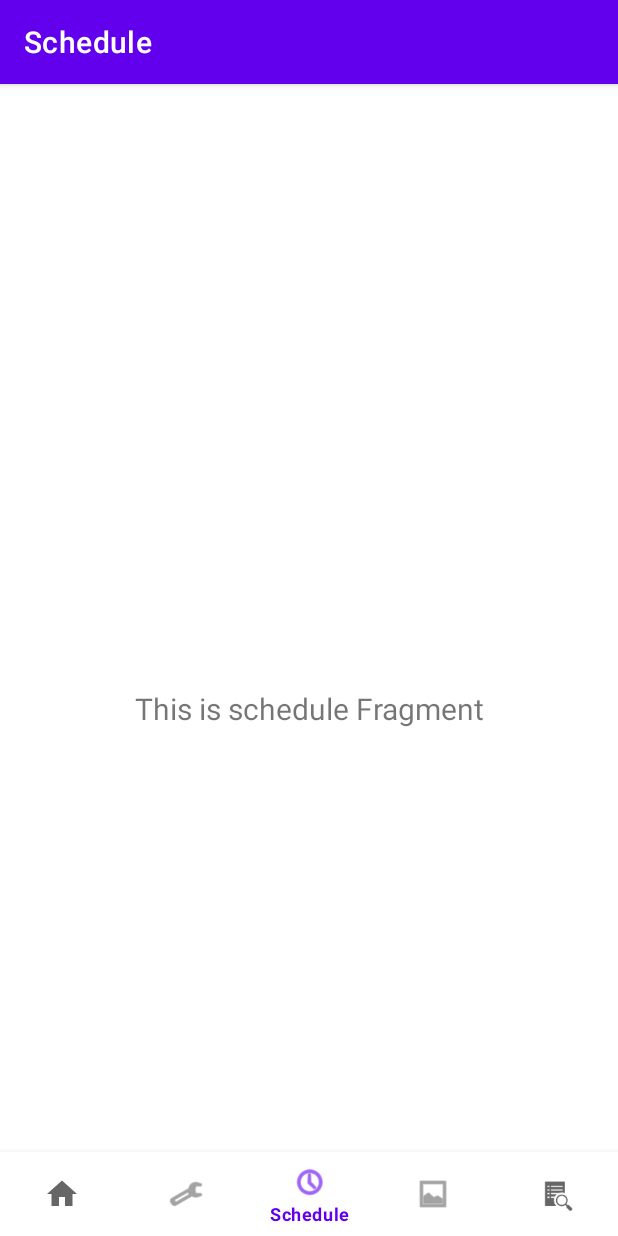
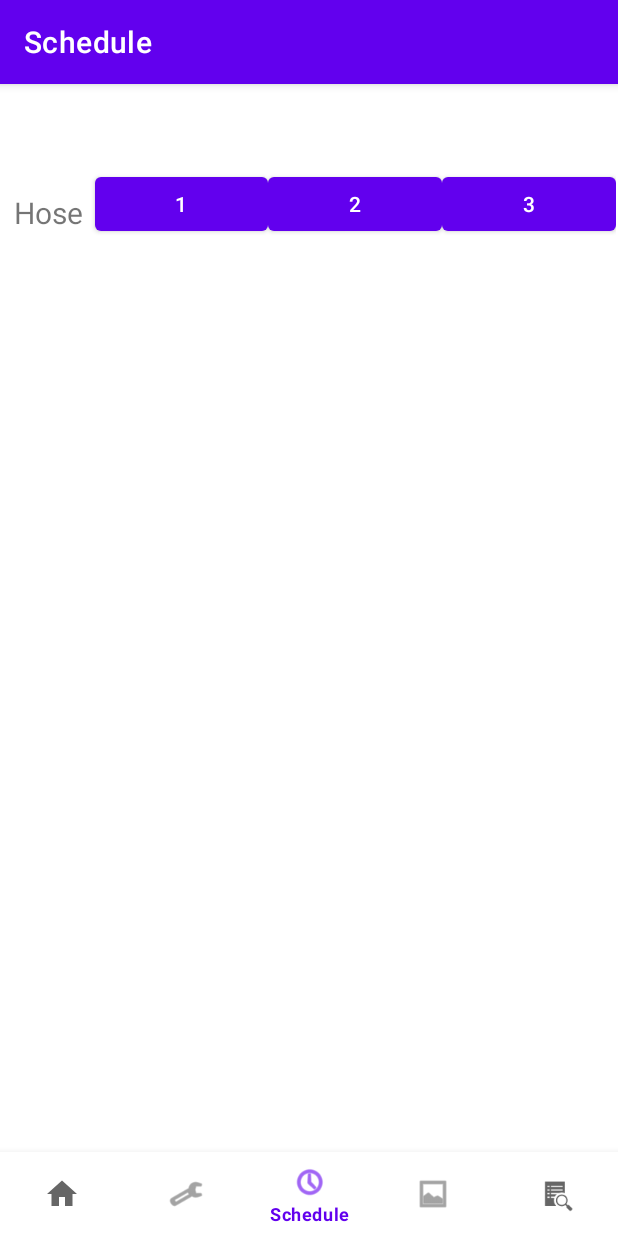
Before and after one commit to heriique/WaterPlants4, an Android app: the ScheduleFragment screen opened through its navigation route, on a phone screen of 412 x 824 dp. Run offline under Robolectric (Android 15) with nearby library versions, the phone set to English and light mode, and no system bars; our stand-ins replace navigation-ui.

Commit message:
Started making ScheduleFragment.kt

```diff
--- a/app/src/main/java/com/example/waterplants/ui/home/HomeFragment.kt
+++ b/app/src/main/java/com/example/waterplants/ui/home/HomeFragment.kt
@@ -35,7 +35,7 @@ class HomeFragment : Fragment() {
         buttonConnect.setOnClickListener { homeViewModel.connect() }
 
         // Image
-        val imageView: ImageView = binding.imageView
+        val imageView: ImageView = binding.imageGrid
         homeViewModel.isConnected.observe(viewLifecycleOwner) {
             if (it == false) {
                 imageView.setImageResource(R.drawable.baseline_bluetooth_disabled_24)
--- a/app/src/main/java/com/example/waterplants/ui/schedule/ScheduleFragment.kt
+++ b/app/src/main/java/com/example/waterplants/ui/schedule/ScheduleFragment.kt
@@ -1,9 +1,11 @@
 package com.example.waterplants.ui.schedule
 
+import android.graphics.Color
 import android.os.Bundle
 import android.view.LayoutInflater
 import android.view.View
 import android.view.ViewGroup
+import android.widget.Button
 import android.widget.TextView
 import androidx.fragment.app.Fragment
 import androidx.lifecycle.ViewModelProvider
@@ -28,9 +30,22 @@ class ScheduleFragment : Fragment() {
         _binding = FragmentScheduleBinding.inflate(inflater, container, false)
         val root: View = binding.root
 
-        val textView: TextView = binding.textSchedule
-        scheduleViewModel.text.observe(viewLifecycleOwner) {
-            textView.text = it
+        val buttonHose = arrayListOf<Button>()
+        buttonHose.add(binding.buttonHose1)
+        buttonHose.add(binding.buttonHose2)
+        buttonHose.add(binding.buttonHose3)
+        for (i in 0..2) {
+            buttonHose[i].setOnClickListener {
+                if (scheduleViewModel.selectedHose.value != i) {
+                    scheduleViewModel.selectedHose.value = i
+                    for (j in 0..2) {
+                        if (i == j)
+                            buttonHose[j].setBackgroundColor(Color.GREEN)
+                        else
+                            buttonHose[j].setBackgroundColor(Color.BLUE)
+                    }
+                }
+            }
         }
         return root
     }
--- a/app/src/main/java/com/example/waterplants/ui/schedule/ScheduleViewModel.kt
+++ b/app/src/main/java/com/example/waterplants/ui/schedule/ScheduleViewModel.kt
@@ -10,4 +10,6 @@ class ScheduleViewModel : ViewModel() {
         value = "This is schedule Fragment"
     }
     val text: LiveData<String> = _text
+
+    val selectedHose = MutableLiveData<Int>().apply { value = -1 }
 }
--- a/app/src/main/java/com/example/waterplants/ui/system/SystemFragment.kt
+++ b/app/src/main/java/com/example/waterplants/ui/system/SystemFragment.kt
@@ -169,7 +169,7 @@ class SystemFragment : Fragment() {
         }
 
         // Image
-        val imageView: ImageView = binding.imageView
+        val imageView: ImageView = binding.imageGrid
         systemViewModel.isConnected.observe(viewLifecycleOwner) {
             if (it == false)
                 imageView.setImageResource(R.drawable.baseline_bluetooth_disabled_24)
--- a/app/src/main/res/layout/fragment_home.xml
+++ b/app/src/main/res/layout/fragment_home.xml
@@ -25,7 +25,7 @@
             android:text="@string/connection_status" />
 
         <ImageView
-            android:id="@+id/imageView"
+            android:id="@+id/image_grid"
             android:layout_width="wrap_content"
             android:layout_height="wrap_content"
             android:layout_weight="1"
--- a/app/src/main/res/layout/fragment_schedule.xml
+++ b/app/src/main/res/layout/fragment_schedule.xml
@@ -6,17 +6,55 @@
     android:layout_height="match_parent"
     tools:context=".ui.schedule.ScheduleFragment">
 
-    <TextView
-        android:id="@+id/text_schedule"
+    <LinearLayout
+        android:id="@+id/linearLayout"
+        android:layout_width="409dp"
+        android:layout_height="50dp"
+        android:orientation="horizontal"
+        app:layout_constraintEnd_toEndOf="parent"
+        app:layout_constraintStart_toStartOf="parent"
+        app:layout_constraintTop_toTopOf="parent">
+
+        <TextView
+            android:id="@+id/text_schedule_hose"
+            android:layout_width="wrap_content"
+            android:layout_height="wrap_content"
+            android:layout_marginStart="8dp"
+            android:layout_marginTop="8dp"
+            android:layout_marginEnd="8dp"
+            android:text="@string/system_hose"
+            android:textAlignment="center"
+            android:textSize="20sp" />
+
+        <Button
+            android:id="@+id/button_hose1"
+            android:layout_width="wrap_content"
+            android:layout_height="wrap_content"
+            android:layout_weight="1"
+            android:text="@string/_1" />
+
+        <Button
+            android:id="@+id/button_hose2"
+            android:layout_width="wrap_content"
+            android:layout_height="wrap_content"
+            android:layout_weight="1"
+            android:text="@string/_2" />
+
+        <Button
+            android:id="@+id/button_hose3"
+            android:layout_width="wrap_content"
+            android:layout_height="wrap_content"
+            android:layout_weight="1"
+            android:text="@string/_3" />
+    </LinearLayout>
+
+    <GridView
+        android:id="@+id/gridView"
         android:layout_width="match_parent"
         android:layout_height="wrap_content"
-        android:layout_marginStart="8dp"
-        android:layout_marginTop="8dp"
-        android:layout_marginEnd="8dp"
-        android:textAlignment="center"
-        android:textSize="20sp"
+        android:numColumns="2"
         app:layout_constraintBottom_toBottomOf="parent"
         app:layout_constraintEnd_toEndOf="parent"
         app:layout_constraintStart_toStartOf="parent"
-        app:layout_constraintTop_toTopOf="parent" />
+        app:layout_constraintTop_toBottomOf="@+id/linearLayout" />
 </androidx.constraintlayout.widget.ConstraintLayout>
--- a/app/src/main/res/values/colors.xml
+++ b/app/src/main/res/values/colors.xml
@@ -7,4 +7,8 @@
     <color name="teal_700">#FF018786</color>
     <color name="black">#FF000000</color>
     <color name="white">#FFFFFFFF</color>
+    <color name="light_blue_400">#FF29B6F6</color>
+    <color name="light_blue_600">#FF039BE5</color>
+    <color name="gray_400">#FFBDBDBD</color>
+    <color name="gray_600">#FF757575</color>
 </resources>
--- a/app/src/main/res/values/strings.xml
+++ b/app/src/main/res/values/strings.xml
@@ -21,4 +21,8 @@
     <string name="system_hours">hours</string>
     <string name="connection_status">Connection status:</string>
     <string name="home_disconnect">Disconnect</string>
+    <string name="_1">1</string>
+    <string name="_2">2</string>
+    <string name="_3">3</string>
+    <string name="grid_plant_image">Plant image</string>
 </resources>
```
Also changed, not shown: app/src/main/res/layout/fragment_system.xml (+1 -8 lines), app/src/main/res/layout/grid_item.xml (added, +29 -0 lines).
